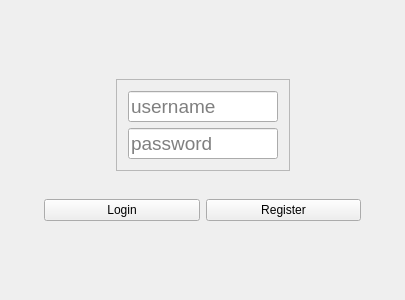
dzungvd/simple-search, file enterprise/enterprise/mainwindow.ui: the form before one commit.
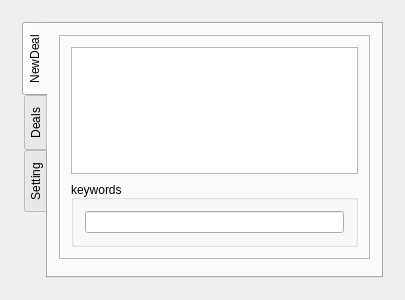
The form after the commit.

Patch:
```diff
--- a/enterprise/enterprise/mainwindow.ui
+++ b/enterprise/enterprise/mainwindow.ui
@@ -18,7 +18,7 @@
     <item>
      <widget class="QStackedWidget" name="stackedWidget">
       <property name="currentIndex">
-       <number>0</number>
+       <number>2</number>
       </property>
       <widget class="QWidget" name="LoginPage">
        <layout class="QVBoxLayout" name="verticalLayout_3">
@@ -358,6 +358,102 @@
         </item>
        </layout>
       </widget>
+      <widget class="QWidget" name="DealManagerPage">
+       <layout class="QVBoxLayout" name="verticalLayout_6">
+        <item>
+         <widget class="QTabWidget" name="del_tabs">
+          <property name="tabPosition">
+           <enum>QTabWidget::West</enum>
+          </property>
+          <property name="currentIndex">
+           <number>0</number>
+          </property>
+          <widget class="QWidget" name="NewDeal">
+           <attribute name="title">
+            <string>NewDeal</string>
+           </attribute>
+           <layout class="QVBoxLayout" name="verticalLayout_7">
+            <item>
+             <widget class="QFrame" name="frame_6">
+              <property name="frameShape">
+               <enum>QFrame::StyledPanel</enum>
+              </property>
+              <property name="frameShadow">
+               <enum>QFrame::Raised</enum>
+              </property>
+              <layout class="QVBoxLayout" name="verticalLayout_11">
+               <item>
+                <widget class="QListView" name="listView">
+                 <property name="enabled">
+                  <bool>true</bool>
+                 </property>
+                </widget>
+               </item>
+               <item>
+                <widget class="QGroupBox" name="groupBox">
+                 <property name="acceptDrops">
+                  <bool>false</bool>
+                 </property>
+                 <property name="title">
+                  <string>keywords</string>
+                 </property>
+                 <property name="alignment">
+                  <set>Qt::AlignBottom|Qt::AlignLeading|Qt::AlignLeft</set>
+                 </property>
+                 <property name="flat">
+                  <bool>true</bool>
+                 </property>
+                 <property name="checkable">
+                  <bool>false</bool>
+                 </property>
+                 <layout class="QHBoxLayout" name="horizontalLayout_3">
+                  <property name="sizeConstraint">
+                   <enum>QLayout::SetDefaultConstraint</enum>
+                  </property>
+                  <item>
+                   <widget class="QLineEdit" name="lineEdit"/>
+                  </item>
+                 </layout>
+                </widget>
+               </item>
+              </layout>
+             </widget>
+            </item>
+            <item>
+             <widget class="QFrame" name="frame_7">
+              <property name="frameShape">
+               <enum>QFrame::StyledPanel</enum>
+              </property>
+              <property name="frameShadow">
+               <enum>QFrame::Raised</enum>
+              </property>
+             </widget>
+            </item>
+           </layout>
+          </widget>
+          <widget class="QWidget" name="Deals">
+           <attribute name="title">
+            <string>Deals</string>
+           </attribute>
+          </widget>
+          <widget class="QWidget" name="Setting">
+           <attribute name="title">
+            <string>Setting</string>
+           </attribute>
+           <layout class="QVBoxLayout" name="verticalLayout">
+            <item>
+             <widget class="QPushButton" name="deal_logout">
+              <property name="text">
+               <string>logout</string>
+              </property>
+             </widget>
+            </item>
+           </layout>
+          </widget>
+         </widget>
+        </item>
+       </layout>
+      </widget>
      </widget>
     </item>
    </layout>
```
